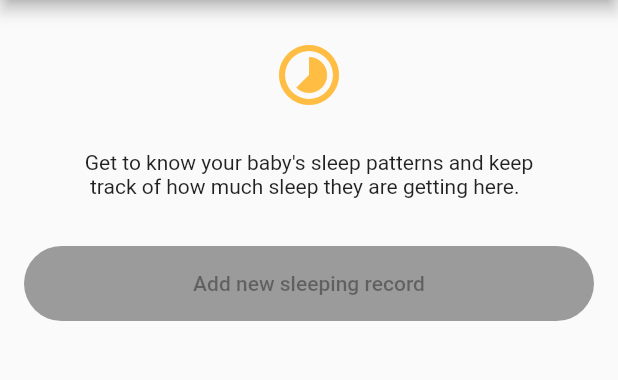
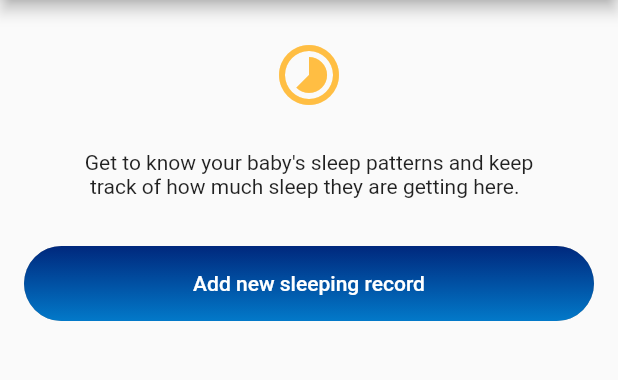
Before and after one commit to Jolcik/RbInternCaseStudy, a Flutter app: the screen it shows after launch, on a phone screen of 412 x 824 dp, the part 84-464 px from its top. Run offline on Flutter 3.47's test engine with Material 2 defaults, Android fonts, the phone set to English and light mode, and no system bars.

Commit message:
add button styling and gradient background color

```diff
--- a/lib/main.dart
+++ b/lib/main.dart
@@ -3,6 +3,8 @@ import 'package:flutter/material.dart';
 void main() => runApp(RbCaseStudyApp());
 
 Color mainColor = Color(0xffFFBE43);
+Color buttonGradientStartColor = Color(0xff00287D);
+Color buttonGradientEndColor = Color(0xff0279C9);
 
 class RbCaseStudyApp extends StatelessWidget {
   @override
@@ -56,10 +58,26 @@ class _HomePageState extends State<HomePage> {
             height: 50,
             margin: EdgeInsets.only(top: 32.0),
             child: RaisedButton(
-              child: Text('Add new sleeping record'),
               onPressed: null,
               shape: RoundedRectangleBorder(
-                  borderRadius: new BorderRadius.circular(50.0)
+                  borderRadius: new BorderRadius.circular(30.0),
+              ),
+              padding: EdgeInsets.all(0.0),
+              child: Ink(
+                decoration: BoxDecoration(
+                  gradient: LinearGradient(
+                    colors: [buttonGradientStartColor, buttonGradientEndColor],
+                    begin: Alignment.topCenter,
+                    end: Alignment.bottomCenter
+                  ),
+                  borderRadius: BorderRadius.circular(30.0)
+                ),
+                child: Center(
+                  child: Text(
+                    "Add new sleeping record",
+                    style: TextStyle(color: Colors.white),
+                  ),
+                )
               ),
             )
           ),
```
